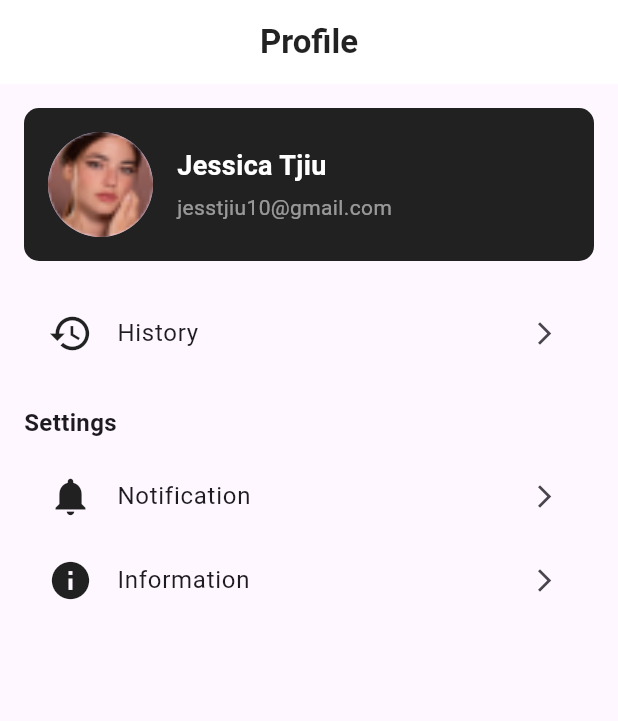
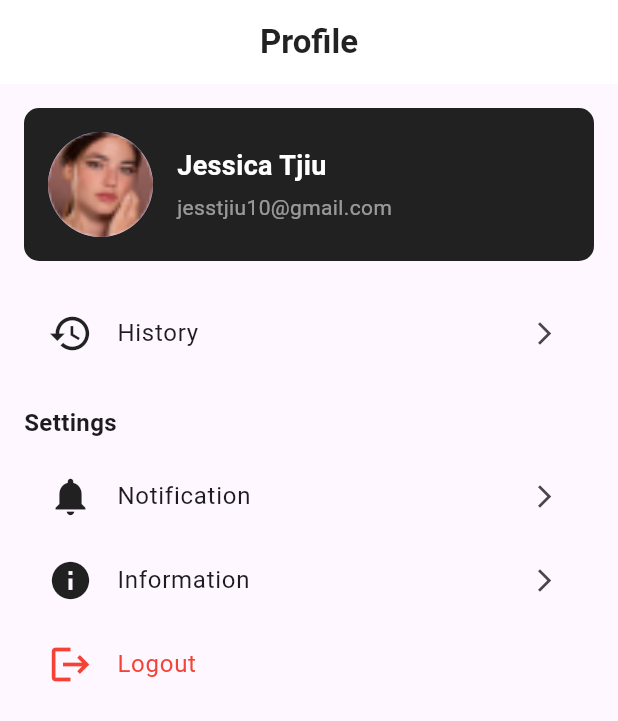
Before and after one commit to integer-class/persona-app, a Flutter app: the ProfileScreen screen opened by its route, on a phone screen of 412 x 824 dp. Shown: the top 721 px of the screen. Run offline on Flutter 3.47's test engine with Material 3 defaults, Android fonts, the phone set to English and light mode, and no system bars; our stand-ins replace flutter_secure_storage, go_router, image_picker; accounts and stored records are empty.

Commit message:
feat: implement logout functionality in profile screen

```diff
--- a/persona_app/lib/screens/profile/profile_screen.dart
+++ b/persona_app/lib/screens/profile/profile_screen.dart
@@ -1,9 +1,58 @@
 import 'package:flutter/material.dart';
 import 'package:go_router/go_router.dart';
 import '../../router/app_router.dart';
+import '../../data/repositories/auth_repository.dart';
+import '../../data/datasource/remote/auth_remote_datasource.dart';
+import '../../data/datasource/local/auth_local_datasource.dart';
 
-class ProfileScreen extends StatelessWidget {
+class ProfileScreen extends StatefulWidget {
   const ProfileScreen({Key? key}) : super(key: key);
+
+  @override
+  State<ProfileScreen> createState() => _ProfileScreenState();
+}
+
+class _ProfileScreenState extends State<ProfileScreen> {
+  final AuthRepository _authRepository = AuthRepository(
+    AuthRemoteDataSource(),
+    AuthLocalDatasource(),
+  );
+
+  Future<void> _handleLogout() async {
+    // Show confirmation dialog
+    final bool? confirm = await showDialog<bool>(
+      context: context,
+      builder: (context) => AlertDialog(
+        title: const Text('Logout'),
+        content: const Text('Are you sure you want to logout?'),
+        actions: [
+          TextButton(
+            onPressed: () => Navigator.of(context).pop(false),
+            child: const Text('Cancel'),
+          ),
+          TextButton(
+            onPressed: () => Navigator.of(context).pop(true),
+            child: const Text('Logout', style: TextStyle(color: Colors.red)),
+          ),
+        ],
+      ),
+    );
+
+    if (confirm == true) {
+      try {
+        await _authRepository.logout();
+        if (mounted) {
+          context.go(RouteConstants.loginRoute);
+        }
+      } catch (e) {
+        if (mounted) {
+          ScaffoldMessenger.of(context).showSnackBar(
+            const SnackBar(content: Text('Failed to logout')),
+          );
+        }
+      }
+    }
+  }
 
   @override
   Widget build(BuildContext context) {
@@ -70,7 +119,8 @@ class ProfileScreen extends StatelessWidget {
               const SizedBox(height: 20),
               // History Section
               ListTile(
-                leading: const Icon(Icons.history, size: 30, color: Colors.black87),
+                leading:
+                    const Icon(Icons.history, size: 30, color: Colors.black87),
                 title: const Text(
                   'History',
                   style: TextStyle(fontSize: 16),
@@ -93,7 +143,8 @@ class ProfileScreen extends StatelessWidget {
                 ),
               ),
               ListTile(
-                leading: const Icon(Icons.notifications, size: 30, color: Colors.black87),
+                leading: const Icon(Icons.notifications,
+                    size: 30, color: Colors.black87),
                 title: const Text(
                   'Notification',
                   style: TextStyle(fontSize: 16),
@@ -104,7 +155,8 @@ class ProfileScreen extends StatelessWidget {
                 },
               ),
               ListTile(
-                leading: const Icon(Icons.info, size: 30, color: Colors.black87),
+                leading:
+                    const Icon(Icons.info, size: 30, color: Colors.black87),
                 title: const Text(
                   'Information',
                   style: TextStyle(fontSize: 16),
@@ -114,6 +166,21 @@ class ProfileScreen extends StatelessWidget {
                   // Add Information navigation or functionality here
                 },
               ),
+              ListTile(
+                leading: const Icon(
+                  Icons.logout,
+                  size: 30,
+                  color: Colors.red,
+                ),
+                title: const Text(
+                  'Logout',
+                  style: TextStyle(
+                    fontSize: 16,
+                    color: Colors.red,
+                  ),
+                ),
+                onTap: _handleLogout,
+              ),
             ],
           ),
         ),
```
